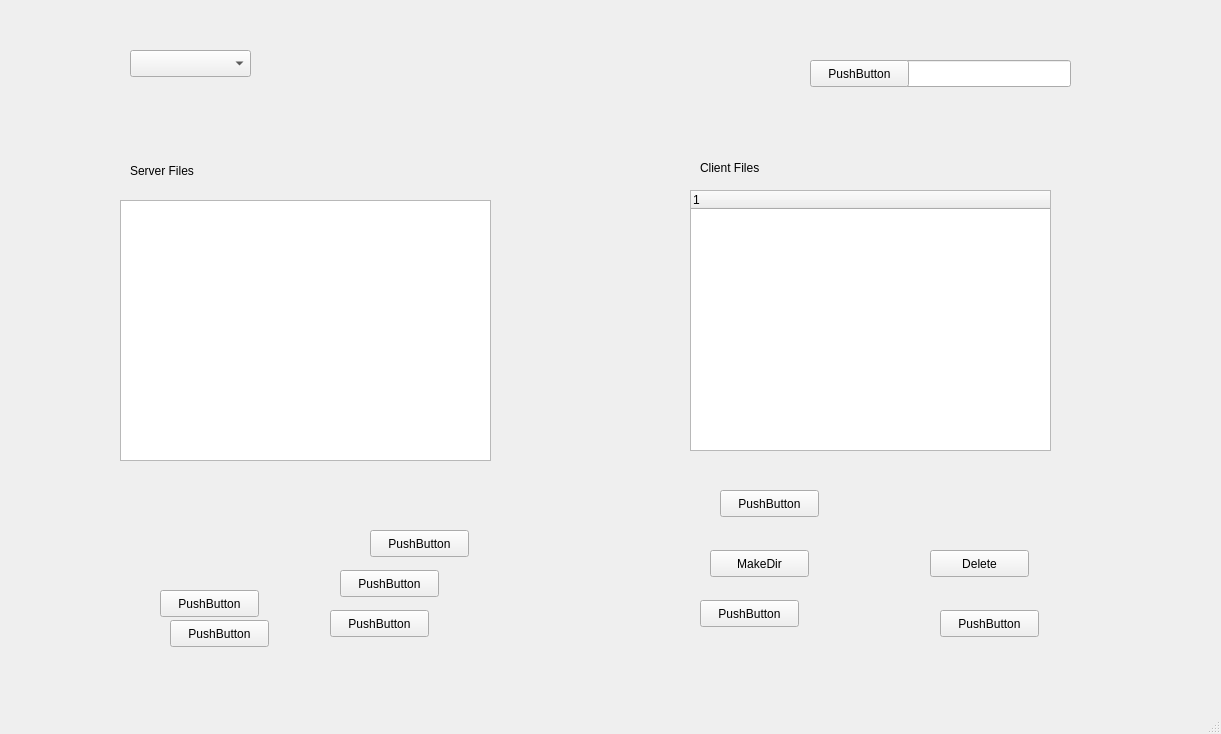
This is client/Client/dropbox.ui in dilofilo/freezing-octo-cyril as Qt 5 draws it before an edit. The edited form follows.
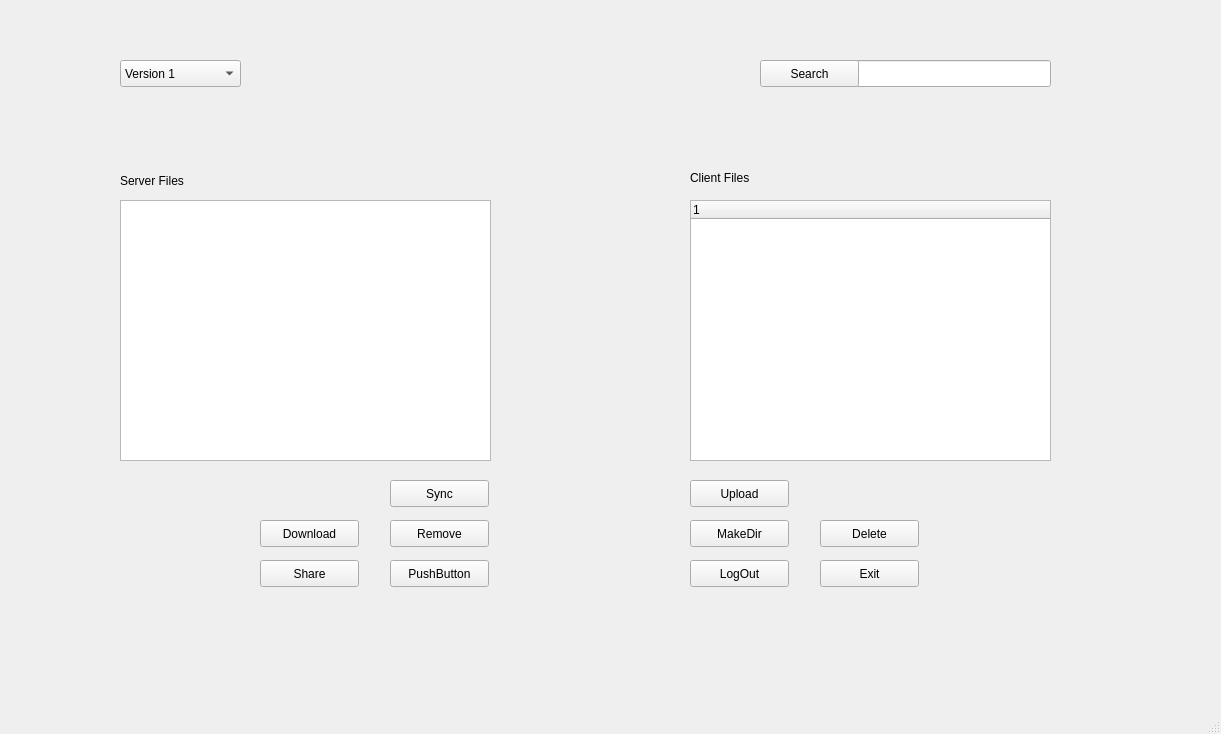
This is the edited form.

Diff of the .ui file:
```diff
--- a/client/Client/dropbox.ui
+++ b/client/Client/dropbox.ui
@@ -18,7 +18,7 @@
     <property name="geometry">
      <rect>
       <x>690</x>
-      <y>190</y>
+      <y>200</y>
       <width>361</width>
       <height>261</height>
      </rect>
@@ -42,60 +42,60 @@
    <widget class="QPushButton" name="pushButton">
     <property name="geometry">
      <rect>
-      <x>370</x>
-      <y>530</y>
+      <x>390</x>
+      <y>480</y>
       <width>99</width>
       <height>27</height>
      </rect>
     </property>
     <property name="text">
-     <string>PushButton</string>
+     <string>Sync</string>
     </property>
    </widget>
    <widget class="QPushButton" name="pushButton_2">
     <property name="geometry">
      <rect>
-      <x>160</x>
-      <y>590</y>
+      <x>260</x>
+      <y>520</y>
       <width>99</width>
       <height>27</height>
      </rect>
     </property>
     <property name="text">
-     <string>PushButton</string>
+     <string>Download</string>
     </property>
    </widget>
    <widget class="QPushButton" name="pushButton_3">
     <property name="geometry">
      <rect>
-      <x>340</x>
-      <y>570</y>
+      <x>390</x>
+      <y>520</y>
       <width>99</width>
       <height>27</height>
      </rect>
     </property>
     <property name="text">
-     <string>PushButton</string>
+     <string>Remove</string>
     </property>
    </widget>
    <widget class="QPushButton" name="pushButton_4">
     <property name="geometry">
      <rect>
-      <x>170</x>
-      <y>620</y>
+      <x>260</x>
+      <y>560</y>
       <width>99</width>
       <height>27</height>
      </rect>
     </property>
     <property name="text">
-     <string>PushButton</string>
+     <string>Share</string>
     </property>
    </widget>
    <widget class="QPushButton" name="pushButton_5">
     <property name="geometry">
      <rect>
-      <x>330</x>
-      <y>610</y>
+      <x>390</x>
+      <y>560</y>
       <width>99</width>
       <height>27</height>
      </rect>
@@ -107,21 +107,21 @@
    <widget class="QPushButton" name="pushButton_6">
     <property name="geometry">
      <rect>
-      <x>720</x>
-      <y>490</y>
+      <x>690</x>
+      <y>480</y>
       <width>99</width>
       <height>27</height>
      </rect>
     </property>
     <property name="text">
-     <string>PushButton</string>
+     <string>Upload</string>
     </property>
    </widget>
    <widget class="QPushButton" name="btnMake">
     <property name="geometry">
      <rect>
-      <x>710</x>
-      <y>550</y>
+      <x>690</x>
+      <y>520</y>
       <width>99</width>
       <height>27</height>
      </rect>
@@ -133,21 +133,21 @@
    <widget class="QPushButton" name="pushButton_8">
     <property name="geometry">
      <rect>
-      <x>700</x>
-      <y>600</y>
+      <x>690</x>
+      <y>560</y>
       <width>99</width>
       <height>27</height>
      </rect>
     </property>
     <property name="text">
-     <string>PushButton</string>
+     <string>LogOut</string>
     </property>
    </widget>
    <widget class="QPushButton" name="btnDelete">
     <property name="geometry">
      <rect>
-      <x>930</x>
-      <y>550</y>
+      <x>820</x>
+      <y>520</y>
       <width>99</width>
       <height>27</height>
      </rect>
@@ -159,22 +159,22 @@
    <widget class="QPushButton" name="pushButton_10">
     <property name="geometry">
      <rect>
-      <x>940</x>
-      <y>610</y>
+      <x>820</x>
+      <y>560</y>
       <width>99</width>
       <height>27</height>
      </rect>
     </property>
     <property name="text">
-     <string>PushButton</string>
+     <string>Exit</string>
     </property>
    </widget>
    <widget class="QLineEdit" name="lineEdit">
     <property name="geometry">
      <rect>
-      <x>900</x>
+      <x>850</x>
       <y>60</y>
-      <width>171</width>
+      <width>201</width>
       <height>27</height>
      </rect>
     </property>
@@ -182,8 +182,8 @@
    <widget class="QLabel" name="label">
     <property name="geometry">
      <rect>
-      <x>130</x>
-      <y>160</y>
+      <x>120</x>
+      <y>170</y>
       <width>121</width>
       <height>21</height>
      </rect>
@@ -195,8 +195,8 @@
    <widget class="QLabel" name="label_2">
     <property name="geometry">
      <rect>
-      <x>700</x>
-      <y>160</y>
+      <x>690</x>
+      <y>170</y>
       <width>241</width>
       <height>16</height>
      </rect>
@@ -208,25 +208,30 @@
    <widget class="QPushButton" name="pushButton_11">
     <property name="geometry">
      <rect>
-      <x>810</x>
+      <x>760</x>
       <y>60</y>
       <width>99</width>
       <height>27</height>
      </rect>
     </property>
     <property name="text">
-     <string>PushButton</string>
+     <string>Search</string>
     </property>
    </widget>
    <widget class="QComboBox" name="comboBox">
     <property name="geometry">
      <rect>
-      <x>130</x>
-      <y>50</y>
+      <x>120</x>
+      <y>60</y>
       <width>121</width>
       <height>27</height>
      </rect>
     </property>
+    <item>
+     <property name="text">
+      <string>Version 1</string>
+     </property>
+    </item>
    </widget>
   </widget>
   <widget class="QStatusBar" name="statusbar"/>
```
Left out of the diff: 18 changed lines with no effect on the pictures.
